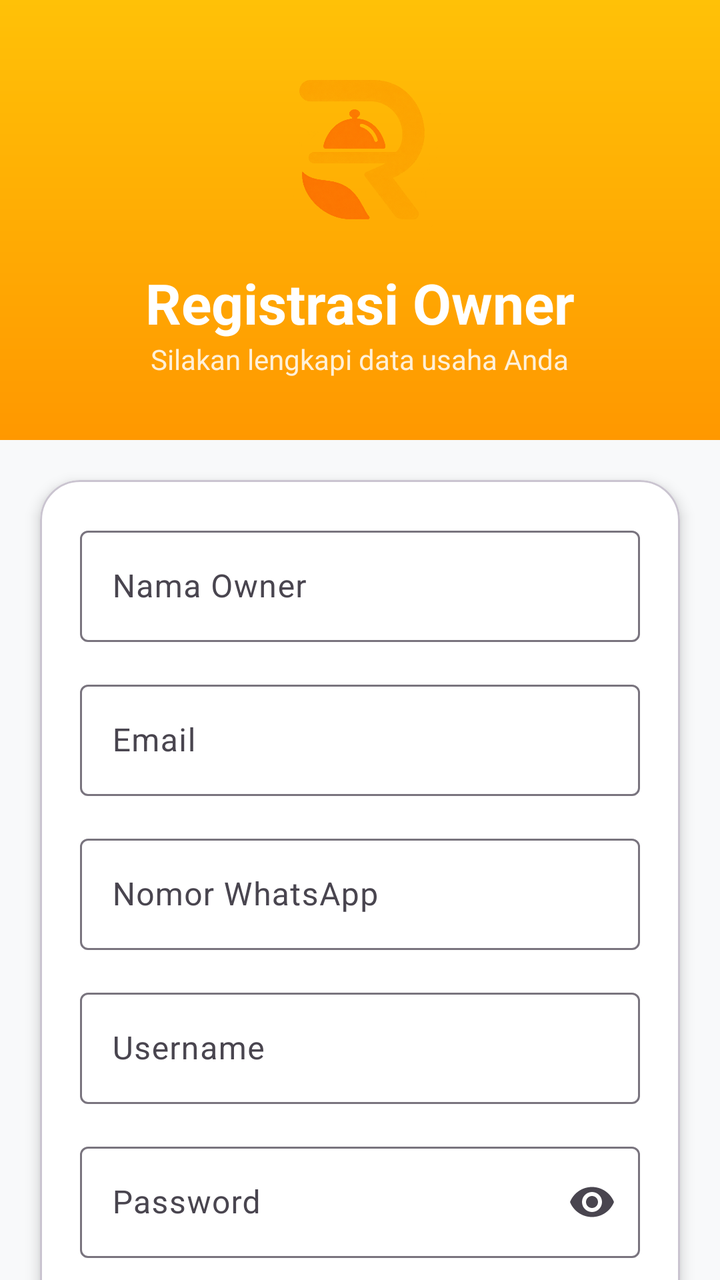
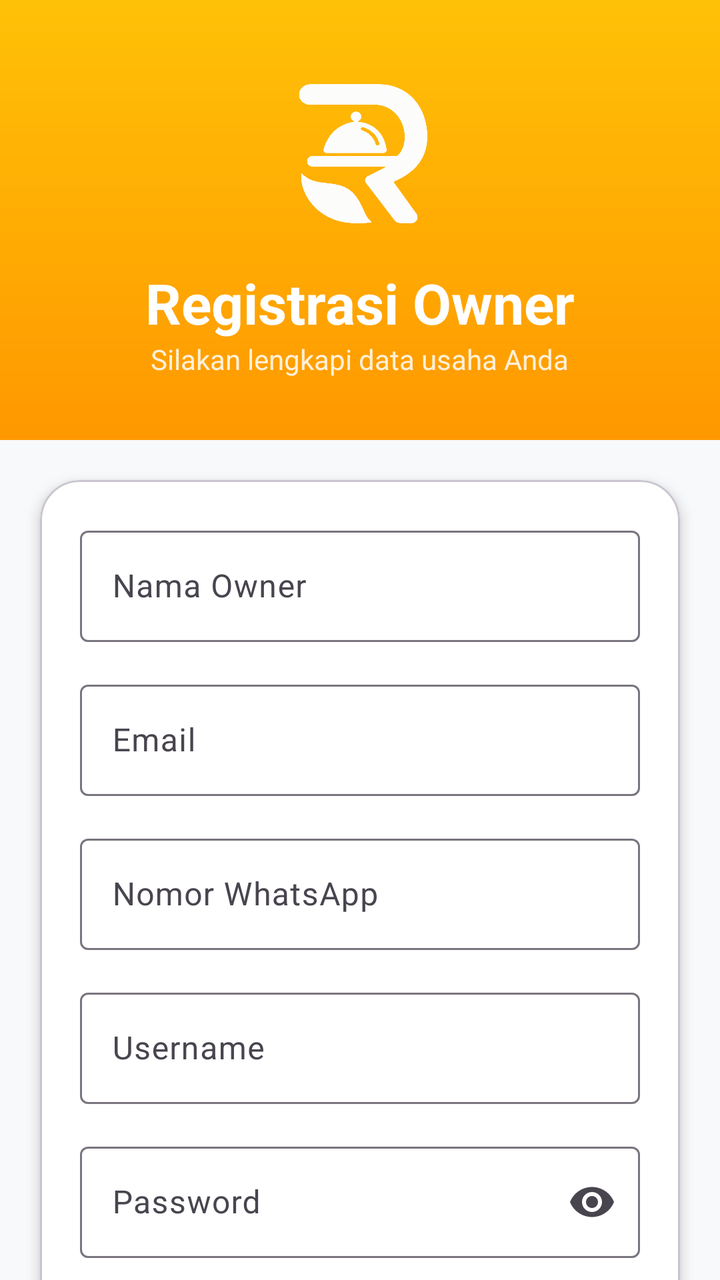

Before-and-after screenshots of an Android layout around one commit, followed by the original layout XML and the change that was made.
<!-- AndroidManifest.xml: application theme Theme.KasirAPP -->
<!-- res/layout/activity_register.xml -->
<?xml version="1.0" encoding="utf-8"?>
<androidx.core.widget.NestedScrollView
    xmlns:android="http://schemas.android.com/apk/res/android"
    xmlns:app="http://schemas.android.com/apk/res-auto"
    android:layout_width="match_parent"
    android:layout_height="match_parent"
    android:background="@color/background">

    <LinearLayout
        android:layout_width="match_parent"
        android:layout_height="wrap_content"
        android:orientation="vertical">

        
        <LinearLayout
            android:layout_width="match_parent"
            android:layout_height="220dp"
            android:background="@drawable/bg_gradient"
            android:gravity="center"
            android:orientation="vertical">

            <ImageView
                android:layout_width="90dp"
                android:layout_height="90dp"
                android:src="@drawable/restaurant"/>

            <TextView
                android:layout_width="wrap_content"
                android:layout_height="wrap_content"
                android:layout_marginTop="12dp"
                android:text="Registrasi Owner"
                android:textColor="@android:color/white"
                android:textSize="28sp"
                android:textStyle="bold"/>

            <TextView
                android:layout_width="wrap_content"
                android:layout_height="wrap_content"
                android:text="Silakan lengkapi data usaha Anda"
                android:textColor="@android:color/white"
                android:alpha="0.85"/>

        </LinearLayout>

        
        <com.google.android.material.card.MaterialCardView
            android:layout_width="match_parent"
            android:layout_height="wrap_content"
            android:layout_margin="20dp"
            app:cardCornerRadius="20dp"
            app:cardElevation="4dp"
            app:cardBackgroundColor="@color/white">

            <LinearLayout
                android:layout_width="match_parent"
                android:layout_height="wrap_content"
                android:orientation="vertical"
                android:padding="20dp">

                <com.google.android.material.textfield.TextInputLayout
                    android:layout_width="match_parent"
                    android:layout_height="wrap_content"
                    android:hint="Nama Owner"

                    >

                    <com.google.android.material.textfield.TextInputEditText
                        android:id="@+id/edtNamaOwner"
                        android:layout_width="match_parent"
                        android:layout_height="wrap_content"/>
                </com.google.android.material.textfield.TextInputLayout>

                <com.google.android.material.textfield.TextInputLayout
                    android:layout_width="match_parent"
                    android:layout_height="wrap_content"
                    android:layout_marginTop="16dp"
                    android:hint="Email"

                    >

                    <com.google.android.material.textfield.TextInputEditText
                        android:id="@+id/edtEmail"
                        android:layout_width="match_parent"
                        android:layout_height="wrap_content"
                        android:inputType="textEmailAddress"/>
                </com.google.android.material.textfield.TextInputLayout>

                <com.google.android.material.textfield.TextInputLayout
                    android:layout_width="match_parent"
                    android:layout_height="wrap_content"
                    android:layout_marginTop="16dp"
                    android:hint="Nomor WhatsApp"

                    >

                    <com.google.android.material.textfield.TextInputEditText
                        android:id="@+id/edtNoHp"
                        android:layout_width="match_parent"
                        android:layout_height="wrap_content"
                        android:inputType="phone"/>
                </com.google.android.material.textfield.TextInputLayout>

                <com.google.android.material.textfield.TextInputLayout
                    android:layout_width="match_parent"
                    android:layout_height="wrap_content"
                    android:layout_marginTop="16dp"
                    android:hint="Username"

                    >

                    <com.google.android.material.textfield.TextInputEditText
                        android:id="@+id/edtUsername"
                        android:layout_width="match_parent"
                        android:layout_height="wrap_content"/>
                </com.google.android.material.textfield.TextInputLayout>

                <com.google.android.material.textfield.TextInputLayout
                    android:layout_width="match_parent"
                    android:layout_height="wrap_content"
                    android:layout_marginTop="16dp"
                    android:hint="Password"

                    app:endIconMode="password_toggle">

                    <com.google.android.material.textfield.TextInputEditText
                        android:id="@+id/edtPassword"
                        android:layout_width="match_parent"
                        android:layout_height="wrap_content"
                        android:inputType="textPassword"/>
                </com.google.android.material.textfield.TextInputLayout>

                <com.google.android.material.textfield.TextInputLayout
                    android:layout_width="match_parent"
                    android:layout_height="wrap_content"
                    android:layout_marginTop="16dp"
                    android:hint="Konfirmasi Password"

                    app:endIconMode="password_toggle">

                    <com.google.android.material.textfield.TextInputEditText
                        android:id="@+id/edtKonfirmasiPassword"
                        android:layout_width="match_parent"
                        android:layout_height="wrap_content"
                        android:inputType="textPassword"/>
                </com.google.android.material.textfield.TextInputLayout>

                <com.google.android.material.button.MaterialButton
                    android:id="@+id/btnRegister"
                    android:layout_width="match_parent"
                    android:layout_height="52dp"
                    android:layout_marginTop="28dp"
                    android:text="DAFTAR OWNER"
                    android:textStyle="bold"
                    android:textColor="@color/black"
                    app:backgroundTint="@color/primary"
                    app:cornerRadius="14dp"/>

                <TextView
                    android:id="@+id/txtLogin"
                    android:layout_width="wrap_content"
                    android:layout_height="wrap_content"
                    android:layout_gravity="center"
                    android:layout_marginTop="18dp"
                    android:text="Sudah punya akun? Masuk"
                    android:textColor="@color/gray"
                    android:textStyle="bold"/>

            </LinearLayout>

        </com.google.android.material.card.MaterialCardView>

    </LinearLayout>

</androidx.core.widget.NestedScrollView>
<!-- resources referenced by this layout -->
<resources>
  <color name="background">#F8F9FA</color>
  <color name="black">#212121</color>
  <color name="gray">#757575</color>
  <color name="primary">#FFC107</color>
  <color name="white">#FFFFFF</color>
  <!-- drawable bg_gradient (drawable) -->
  <?xml version="1.0" encoding="utf-8"?>
  <shape xmlns:android="http://schemas.android.com/apk/res/android">
      <gradient
          android:startColor="@color/primary"
          android:endColor="@color/accent"
          android:angle="270"/>
  </shape>
  <!-- drawable restaurant: png bitmap (drawable, 475379 bytes) -->
  <style name="Theme.KasirAPP" parent="Base.Theme.KasirAPP" />
  <color name="accent">#FF9800</color>
  <style name="Base.Theme.KasirAPP" parent="Theme.Material3.DayNight.NoActionBar">
          
          
      </style>
</resources>

<!-- the commit's change to res/layout/activity_register.xml (unified diff, before → after) -->
@@ -22,7 +22,7 @@
             <ImageView
                 android:layout_width="90dp"
                 android:layout_height="90dp"
-                android:src="@drawable/restaurant"/>
+                android:src="@drawable/restaurantputih"/>
 
             <TextView
                 android:layout_width="wrap_content"
<!-- resource entries referenced after the edit -->
@@ -13,7 +13,7 @@
           android:endColor="@color/accent"
           android:angle="270"/>
   </shape>
-  <!-- drawable restaurant: png bitmap (drawable, 475379 bytes) -->
+  <!-- drawable restaurantputih: png bitmap (drawable, 450401 bytes) -->
   <style name="Theme.KasirAPP" parent="Base.Theme.KasirAPP" />
   <color name="accent">#FF9800</color>
   <style name="Base.Theme.KasirAPP" parent="Theme.Material3.DayNight.NoActionBar">
